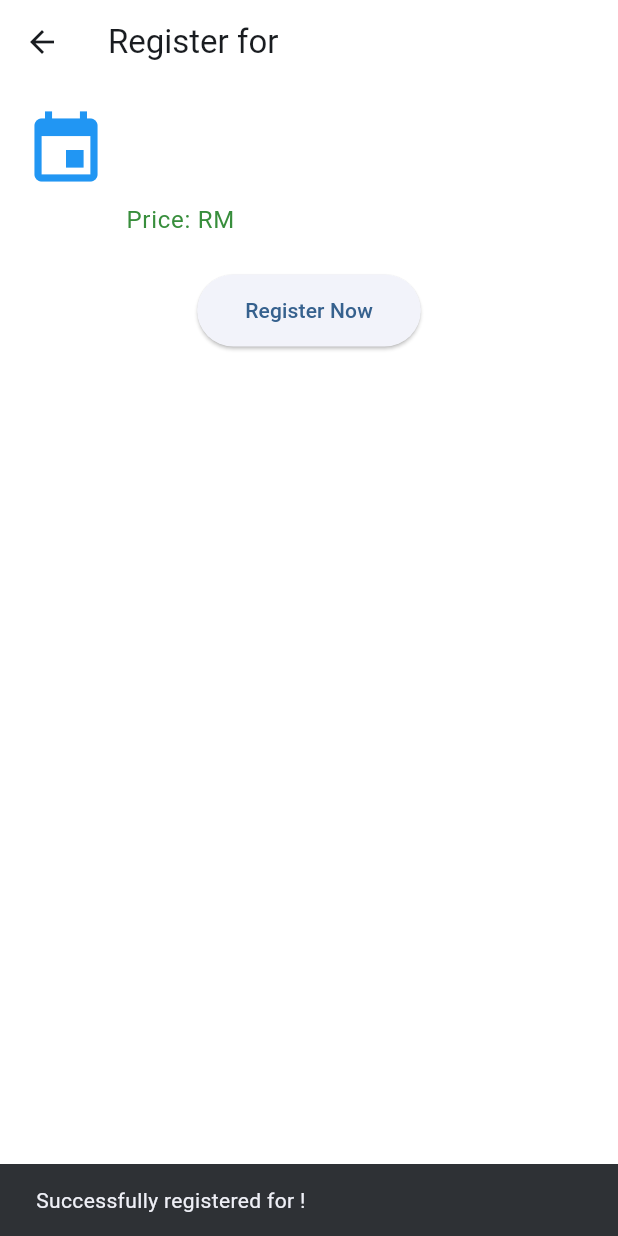
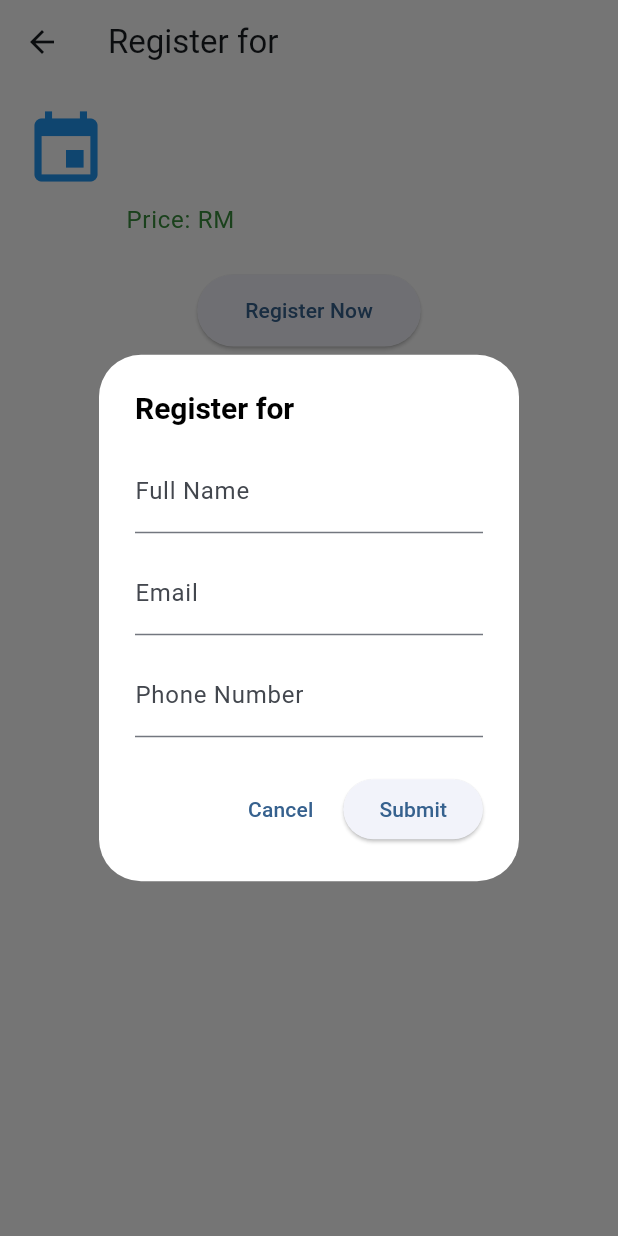
Before and after one commit to Michael9an/Application-Development, a Flutter app: the RegisterScreen screen opened directly with empty values, after a tap on "Register Now", on a phone screen of 412 x 824 dp. Run offline on Flutter 3.47's test engine with Material 3 defaults, Android fonts, the phone set to English and light mode, and no system bars; accounts and stored records are empty.

Commit message:
created register popup

```diff
--- a/lib/screens/register_screen.dart
+++ b/lib/screens/register_screen.dart
@@ -55,10 +55,8 @@ class RegisterScreen extends StatelessWidget {
             Center(
               child: ElevatedButton(
                 onPressed: () {
-                  ScaffoldMessenger.of(context).showSnackBar(
-                    SnackBar(content: Text('Successfully registered for ${event.name}!')),
-                  );
-                },
+                  _showRegistrationForm(context);
+                  },
                 style: ElevatedButton.styleFrom(
                   padding: EdgeInsets.symmetric(horizontal: 32, vertical: 14),
                 ),
@@ -70,4 +68,78 @@ class RegisterScreen extends StatelessWidget {
       ),
     );
   }
+  // --- Registration Form Dialog ---
+  void _showRegistrationForm(BuildContext context) {
+    final _formKey = GlobalKey<FormState>();
+    final TextEditingController nameController = TextEditingController();
+    final TextEditingController emailController = TextEditingController();
+    final TextEditingController phoneController = TextEditingController();
+
+    showDialog(
+      context: context,
+      builder: (context) {
+        return AlertDialog(
+          title: Text('Register for ${event.name}'),
+          content: Form(
+            key: _formKey,
+            child: SingleChildScrollView(
+              child: Column(
+                mainAxisSize: MainAxisSize.min,
+                children: [
+                  TextFormField(
+                    controller: nameController,
+                    decoration: InputDecoration(labelText: 'Full Name'),
+                    validator: (value) =>
+                    value == null || value.isEmpty ? 'Enter your name' : null,
+                  ),
+                  SizedBox(height: 12),
+                  TextFormField(
+                    controller: emailController,
+                    decoration: InputDecoration(labelText: 'Email'),
+                    keyboardType: TextInputType.emailAddress,
+                    validator: (value) =>
+                    value == null || !value.contains('@') || !value.contains('.') ? 'Enter a valid email' : null,
+                  ),
+                  SizedBox(height: 12),
+                  TextFormField(
+                    controller: phoneController,
+                    decoration: InputDecoration(labelText: 'Phone Number'),
+                    keyboardType: TextInputType.phone,
+                    validator: (value) {
+                      if (value == null || value.isEmpty) {
+                        return 'Enter your phone number';
+                      } else if (!RegExp(r'^[0-9]+$').hasMatch(value)) {
+                        return 'Phone number must contain only digits';
+                      }
+                      return null;
+                    }
+                  ),
+                ],
+              ),
+            ),
+          ),
+          actions: [
+            TextButton(
+              onPressed: () => Navigator.pop(context),
+              child: Text('Cancel'),
+            ),
+            ElevatedButton(
+              onPressed: () {
+                if (_formKey.currentState!.validate()) {
+                  Navigator.pop(context);
+                  ScaffoldMessenger.of(context).showSnackBar(
+                    SnackBar(
+                      content: Text(
+                          'Successfully registered for ${event.name}!'),
+                    ),
+                  );
+                }
+              },
+              child: Text('Submit'),
+            ),
+          ],
+        );
+      },
+    );
+  }
 }
```
